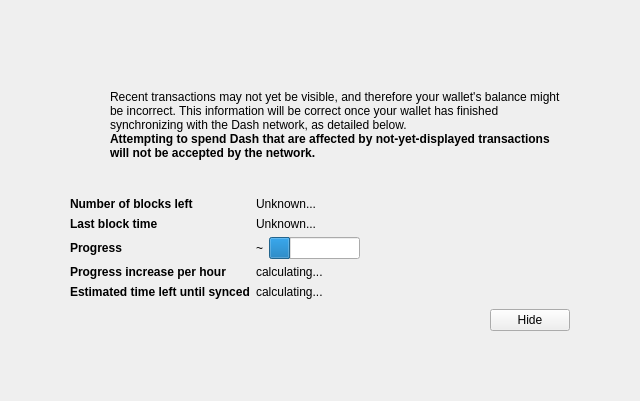
First picture: the form in src/qt/forms/modaloverlay.ui, repository mazanetwork/maza, before the edit.
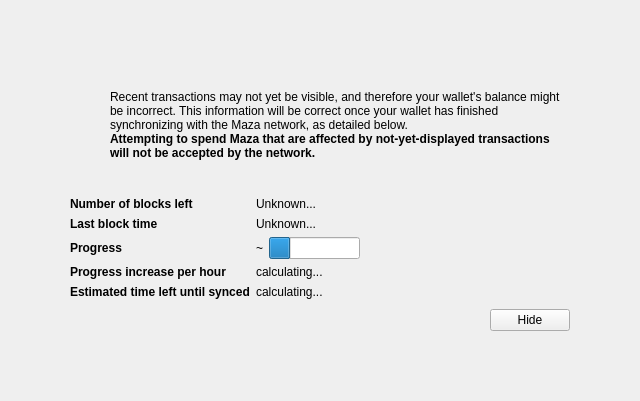
Second picture: the form after the edit. Icons and pictures are not drawn. Custom widgets are drawn as their Qt base class.

Commit message: Mazafication of code More mazafication More mazafications and compile correction fixes fix for build issues fix for build issues fix string in net.cpp correct pow.cpp correct validation.cpp fixing for build errors fix typo Merge remote-tracking branch 'origin/MAZA-POS' into MAZA-POS

Diff of the .ui file:
```diff
--- a/src/qt/forms/modaloverlay.ui
+++ b/src/qt/forms/modaloverlay.ui
@@ -128,7 +128,7 @@
              <item>
               <widget class="QLabel" name="infoText">
                <property name="text">
-                <string>Recent transactions may not yet be visible, and therefore your wallet's balance might be incorrect. This information will be correct once your wallet has finished synchronizing with the Dash network, as detailed below.</string>
+                <string>Recent transactions may not yet be visible, and therefore your wallet's balance might be incorrect. This information will be correct once your wallet has finished synchronizing with the Maza network, as detailed below.</string>
                </property>
                <property name="textFormat">
                 <enum>Qt::RichText</enum>
@@ -147,7 +147,7 @@
                 </font>
                </property>
                <property name="text">
-                <string>Attempting to spend Dash that are affected by not-yet-displayed transactions will not be accepted by the network.</string>
+                <string>Attempting to spend Maza that are affected by not-yet-displayed transactions will not be accepted by the network.</string>
                </property>
                <property name="textFormat">
                 <enum>Qt::RichText</enum>
```
The commit also changes 480 other files.
